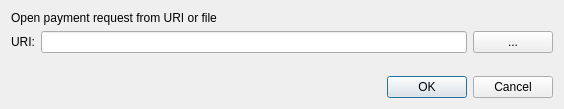
First picture: the form in src/qt/forms/openuridialog.ui, repository ZENZO-Ecosystem/ZENZO-Core-Archive, before the edit.
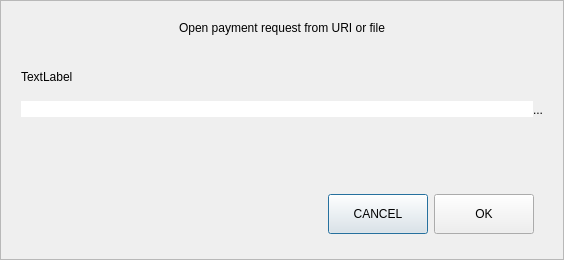
Second picture: the form after the edit. Custom widgets are drawn as their Qt base class.

```diff
--- a/src/qt/forms/openuridialog.ui
+++ b/src/qt/forms/openuridialog.ui
@@ -7,37 +7,117 @@
     <x>0</x>
     <y>0</y>
     <width>564</width>
-    <height>109</height>
+    <height>260</height>
    </rect>
   </property>
   <property name="windowTitle">
    <string>Open URI</string>
   </property>
   <layout class="QVBoxLayout" name="verticalLayout">
+   <property name="spacing">
+    <number>0</number>
+   </property>
+   <property name="leftMargin">
+    <number>0</number>
+   </property>
+   <property name="topMargin">
+    <number>0</number>
+   </property>
+   <property name="rightMargin">
+    <number>0</number>
+   </property>
+   <property name="bottomMargin">
+    <number>0</number>
+   </property>
    <item>
-    <widget class="QLabel" name="label_2">
+    <widget class="QFrame" name="frame">
+     <property name="frameShape">
+      <enum>QFrame::StyledPanel</enum>
+     </property>
+     <property name="frameShadow">
+      <enum>QFrame::Raised</enum>
+     </property>
+     <layout class="QVBoxLayout" name="verticalLayout_2">
+      <property name="spacing">
+       <number>5</number>
+      </property>
+      <property name="leftMargin">
+       <number>20</number>
+      </property>
+      <property name="topMargin">
+       <number>20</number>
+      </property>
+      <property name="rightMargin">
+       <number>20</number>
+      </property>
+      <property name="bottomMargin">
+       <number>16</number>
+      </property>
+      <item>
+       <widget class="QLabel" name="labelTitle">
      <property name="text">
       <string>Open payment request from URI or file</string>
      </property>
+        <property name="alignment">
+         <set>Qt::AlignCenter</set>
+        </property>
+       </widget>
+      </item>
+      <item>
+       <spacer name="verticalSpacer_2">
+        <property name="orientation">
+         <enum>Qt::Vertical</enum>
+        </property>
+        <property name="sizeType">
+         <enum>QSizePolicy::Fixed</enum>
+        </property>
+        <property name="sizeHint" stdset="0">
+         <size>
+          <width>20</width>
+          <height>30</height>
+         </size>
+        </property>
+       </spacer>
+      </item>
+      <item>
+       <widget class="QLabel" name="labelSubtitle">
+        <property name="text">
+         <string>TextLabel</string>
+        </property>
     </widget>
    </item>
    <item>
     <layout class="QHBoxLayout" name="horizontalLayout">
+        <property name="spacing">
+         <number>0</number>
+        </property>
      <item>
-      <widget class="QLabel" name="label">
-       <property name="text">
-        <string>URI:</string>
+         <widget class="QValidatedLineEdit" name="uriEdit">
+          <property name="styleSheet">
+           <string notr="true">#uriEdit{
+	border-top-right-radius:0px;
+	border-bottom-right-radius:0px;
+}</string>
        </property>
       </widget>
      </item>
-     <item>
-      <widget class="QValidatedLineEdit" name="uriEdit"/>
-     </item>
      <item>
       <widget class="QPushButton" name="selectFileButton">
+          <property name="minimumSize">
+           <size>
+            <width>0</width>
+            <height>41</height>
+           </size>
+          </property>
        <property name="toolTip">
         <string>Select payment request file</string>
        </property>
+          <property name="styleSheet">
+           <string notr="true">#selectFileButton{
+	border-top-left-radius:0px;
+	border-bottom-left-radius:0px;
+}</string>
+          </property>
        <property name="text">
         <string notr="true">...</string>
        </property>
@@ -62,16 +142,57 @@
     </spacer>
    </item>
    <item>
-    <widget class="QDialogButtonBox" name="buttonBox">
-     <property name="cursor">
-      <cursorShape>PointingHandCursor</cursorShape>
-     </property>
+       <widget class="QWidget" name="widget" native="true">
+        <property name="minimumSize">
+         <size>
+          <width>0</width>
+          <height>50</height>
+         </size>
+        </property>
+        <layout class="QHBoxLayout" name="horizontalLayout_2">
+         <item>
+          <spacer name="horizontalSpacer">
      <property name="orientation">
       <enum>Qt::Horizontal</enum>
      </property>
-     <property name="standardButtons">
-      <set>QDialogButtonBox::Cancel|QDialogButtonBox::Ok</set>
-     </property>
+           <property name="sizeHint" stdset="0">
+            <size>
+             <width>289</width>
+             <height>20</height>
+            </size>
+           </property>
+          </spacer>
+         </item>
+         <item>
+          <widget class="QPushButton" name="pushButtonCancel">
+           <property name="minimumSize">
+            <size>
+             <width>100</width>
+             <height>40</height>
+            </size>
+           </property>
+           <property name="text">
+            <string>CANCEL</string>
+           </property>
+          </widget>
+         </item>
+         <item>
+          <widget class="QPushButton" name="pushButtonOK">
+           <property name="minimumSize">
+            <size>
+             <width>100</width>
+             <height>40</height>
+            </size>
+           </property>
+           <property name="text">
+            <string>OK</string>
+           </property>
+          </widget>
+         </item>
+        </layout>
+       </widget>
+      </item>
+     </layout>
     </widget>
    </item>
   </layout>
```
Left out of the diff: 35 changed lines with no effect on the pictures. Lines whose indentation alone changed are shown as unchanged.
